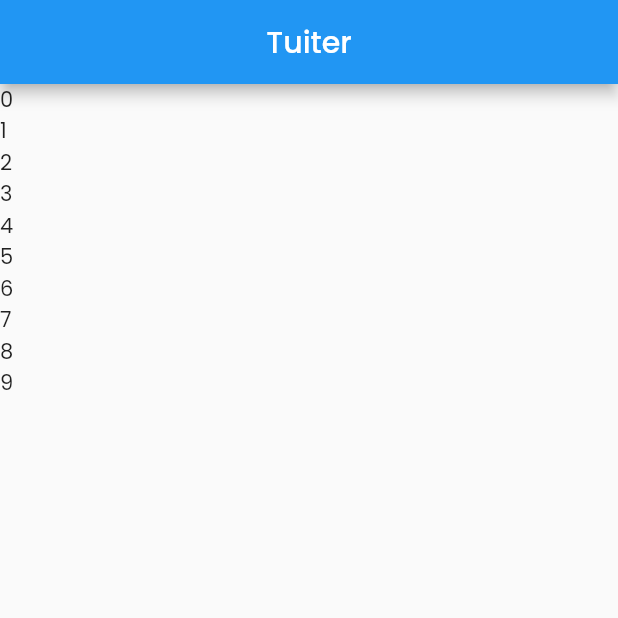
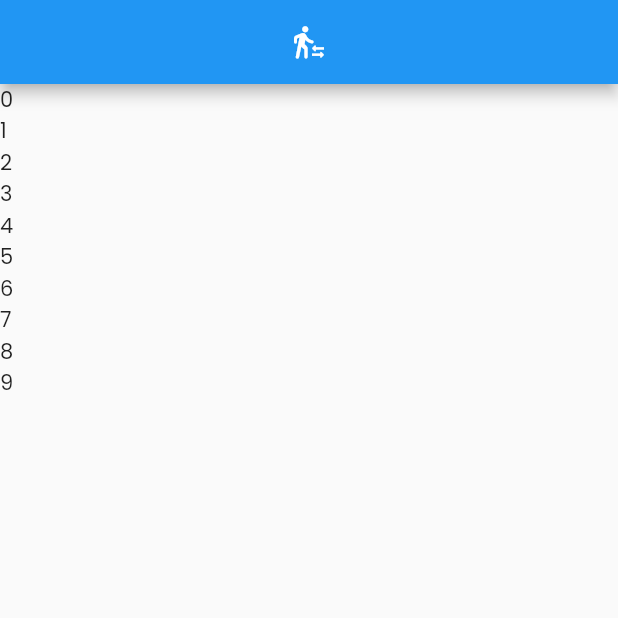
Before and after one commit to figositanggang/tuiter, a Flutter app: the screen it shows after launch, on a phone screen of 412 x 824 dp, the top half of it. Run offline on Flutter 3.47's test engine with Material 2 defaults, Android fonts, the phone set to English and light mode, and no system bars; our stand-ins replace google_fonts; missing offline and left inert: bottom_bar.

Commit message:
done theme

```diff
--- a/lib/main.dart
+++ b/lib/main.dart
@@ -35,11 +35,10 @@ class MyApp extends StatelessWidget {
       debugShowCheckedModeBanner: false,
       title: 'Tuiter',
       theme: ThemeData(
-        // primarySwatch: Colors.blue,
         fontFamily: GoogleFonts.poppins().fontFamily,
       ),
-      // darkTheme: myDarkMode,
-      // themeMode: ThemeMode.light,
+      darkTheme: myDarkMode,
+      themeMode: ThemeMode.system,
       home: const MyHomePage(title: 'Flutter Demo Home Page'),
     );
   }
@@ -90,7 +89,6 @@ class _MyHomePageState extends State<MyHomePage> {
     final bottomNavProv = Provider.of<BottomNavProv>(context);
 
     return Scaffold(
-      backgroundColor: Color.fromARGB(255, 38, 38, 38),
       body: PageView(
         controller: _pageController,
         children: _body,
@@ -105,6 +103,7 @@ class _MyHomePageState extends State<MyHomePage> {
           bottomNavProv.setIndex = index;
           _pageController.jumpToPage(index);
         },
+        // duration: Duration(microseconds: 100),
       ),
     );
   }
--- a/lib/screen/home_screen.dart
+++ b/lib/screen/home_screen.dart
@@ -13,7 +13,8 @@ class _HomeScreenState extends State<HomeScreen> {
     return Scaffold(
       appBar: AppBar(
         centerTitle: true,
-        title: Text("Tuiter"),
+        title: Icon(Icons.transfer_within_a_station_rounded),
+        // backgroundColor: Colors.white,
       ),
       body: SingleChildScrollView(
         child: ListView(
--- a/lib/style.dart
+++ b/lib/style.dart
@@ -1,46 +1,36 @@
 import 'package:flutter/material.dart';
 import 'package:google_fonts/google_fonts.dart';
 
-const MaterialColor myBlue = MaterialColor(
-  _myBluePrimary,
-  <int, Color>{
-    50: Color.fromRGBO(100, 100, 200, 1),
-    100: Color.fromRGBO(100, 100, 200, 1),
-    200: Color.fromRGBO(100, 100, 200, 1),
-    300: Color.fromRGBO(100, 100, 200, 1),
-    400: Color.fromRGBO(100, 100, 200, 1),
-    500: Color(_myBluePrimary),
-    600: Color.fromRGBO(100, 100, 200, 1),
-    700: Color.fromRGBO(100, 100, 200, 1),
-    800: Color.fromRGBO(100, 100, 200, 1),
-    900: Color.fromRGBO(100, 100, 200, 1),
-  },
+late ThemeData myDarkMode = ThemeData(
+  backgroundColor: Color(0xFF002429),
+  fontFamily: GoogleFonts.poppins().fontFamily,
+  bottomAppBarColor: Colors.yellow,
+  scaffoldBackgroundColor: Color.fromARGB(255, 3, 15, 24),
+  colorScheme: ColorScheme(
+    brightness: Brightness.dark,
+    primary: Color(0xFF002429),
+    onPrimary: Color.fromARGB(255, 0, 145, 255),
+    secondary: Color.fromARGB(255, 32, 48, 60),
+    onSecondary: Color.fromARGB(255, 86, 134, 170),
+    error: Color.fromARGB(255, 48, 13, 10),
+    onError: Colors.red,
+    background: Color.fromARGB(255, 9, 14, 18),
+    onBackground: Color.fromARGB(255, 207, 233, 255),
+    surface: Color.fromARGB(255, 24, 38, 49),
+    onSurface: Color.fromARGB(255, 41, 162, 255),
+  ),
+  textTheme: TextTheme(
+    bodyText1: GoogleFonts.poppins(),
+    bodyText2: GoogleFonts.poppins(),
+  ).apply(
+    bodyColor: Colors.white,
+    displayColor: Colors.red,
+  ),
+  primaryTextTheme: TextTheme(
+    bodyText1: GoogleFonts.poppins(),
+    bodyText2: GoogleFonts.poppins(),
+  ).apply(
+    bodyColor: Colors.white,
+    displayColor: Colors.red,
+  ),
 );
-
-const int _myBluePrimary = 0xFF00D0FF;
-
-const MaterialColor myDarkBlue = MaterialColor(
-  _myDarkBluePrimary,
-  <int, Color>{
-    50: Color.fromRGBO(100, 100, 200, 1),
-    100: Color.fromRGBO(100, 100, 200, 1),
-    200: Color.fromRGBO(100, 100, 200, 1),
-    300: Color.fromRGBO(100, 100, 200, 1),
-    400: Color.fromRGBO(100, 100, 200, 1),
-    500: Color(_myBluePrimary),
-    600: Color.fromRGBO(100, 100, 200, 1),
-    700: Color.fromRGBO(100, 100, 200, 1),
-    800: Color.fromRGBO(100, 100, 200, 1),
-    900: Color.fromRGBO(100, 100, 200, 1),
-  },
-);
-
-const int _myDarkBluePrimary = 0xFF002429;
-
-late ThemeData myDarkMode = ThemeData(
-  primarySwatch: myDarkBlue,
-  backgroundColor: Color(_myDarkBluePrimary),
-  fontFamily: GoogleFonts.poppins().fontFamily,
-  primaryColor: myDarkBlue.shade900,
-  bottomAppBarColor: Colors.yellow,
-);
--- a/pubspec.yaml
+++ b/pubspec.yaml
@@ -37,6 +37,7 @@ dependencies:
   provider: ^6.0.3
   google_fonts: ^3.0.1
   bottom_bar: ^2.0.2
+  ionicons: ^0.1.2
 
 dev_dependencies:
   flutter_test:
```
Also changed, not shown: pubspec.lock.
